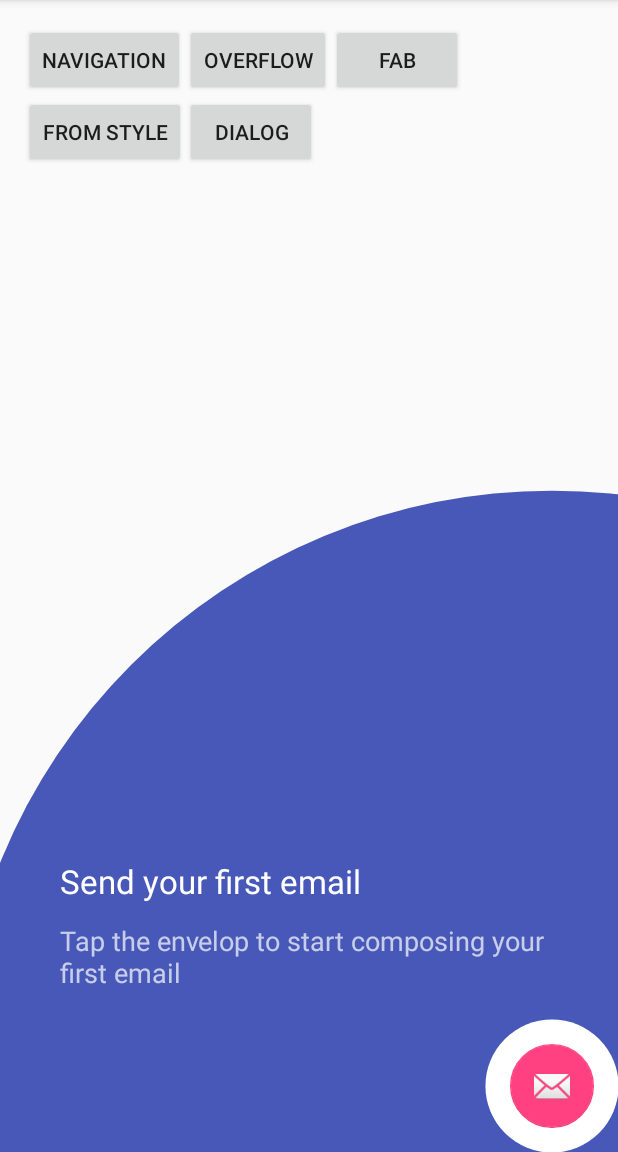
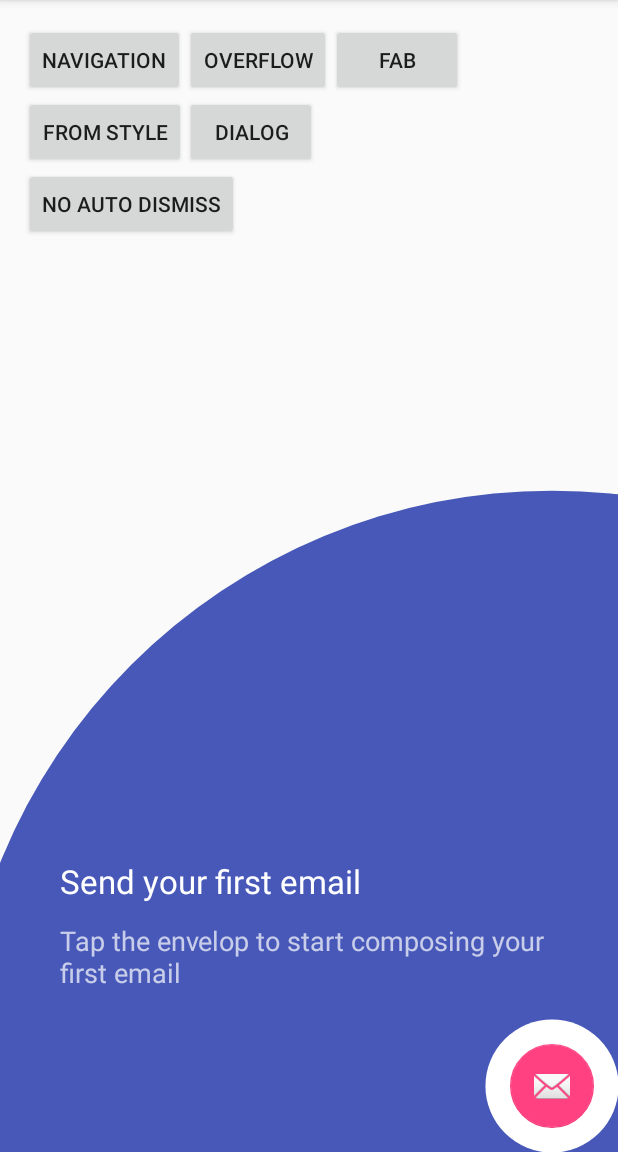
Before and after one commit to sjwall/MaterialTapTargetPrompt, an Android app: the screen it shows after launch (MainActivity), after a tap on "FAB", on a phone screen of 412 x 824 dp, the part 84-1236 px from its top. Run offline under Robolectric (Android 15) with nearby library versions, the light colour scheme and no system bars.

Commit message:
Added options to disable auto dismiss and auto finish prompt

```diff
--- a/library/src/main/java/uk/co/samuelwall/materialtaptargetprompt/MaterialTapTargetPrompt.java
+++ b/library/src/main/java/uk/co/samuelwall/materialtaptargetprompt/MaterialTapTargetPrompt.java
@@ -82,6 +82,7 @@ public class MaterialTapTargetPrompt
     private ViewGroup mClipToView;
     private final float mStatusBarHeight;
     private final ViewTreeObserver.OnGlobalLayoutListener mGlobalLayoutListener;
+    private boolean mAutoDismiss, mAutoFinish;
 
     MaterialTapTargetPrompt(final Activity activity)
     {
@@ -97,11 +98,17 @@ public class MaterialTapTargetPrompt
                         MaterialTapTargetPrompt.this.onHidePrompt(event, tappedTarget);
                         if (tappedTarget)
                         {
-                            finish();
+                            if (mAutoFinish)
+                            {
+                                finish();
+                            }
                         }
                         else
                         {
-                            dismiss();
+                            if (mAutoDismiss)
+                            {
+                                dismiss();
+                            }
                         }
                     }
                 }
@@ -860,6 +867,7 @@ public class MaterialTapTargetPrompt
         private OnHidePromptListener mOnHidePromptListener;
         private boolean mCaptureTouchEventOnFocal;
         private float mTextSeparation;
+        private boolean mAutoDismiss, mAutoFinish;
 
         /**
          * Creates a builder for a tap target prompt that uses the default
@@ -911,6 +919,8 @@ public class MaterialTapTargetPrompt
             mTextPadding = a.getDimension(R.styleable.PromptView_textPadding, 40 * density);
             mFocalToTextPadding = a.getDimension(R.styleable.PromptView_focalToTextPadding, 20 * density);
             mTextSeparation = a.getDimension(R.styleable.PromptView_textSeparation, 16 * density);
+            mAutoDismiss = a.getBoolean(R.styleable.PromptView_autoDismiss, true);
+            mAutoFinish = a.getBoolean(R.styleable.PromptView_autoFinish, true);
             final int targetId = a.getResourceId(R.styleable.PromptView_target, 0);
             a.recycle();
 
@@ -1329,6 +1339,32 @@ public class MaterialTapTargetPrompt
         public Builder setFocalRadius(@DimenRes final int resId)
         {
             mFocalRadius = mActivity.getResources().getDimension(resId);
+            return this;
+        }
+
+        /**
+         * Set whether the prompt should dismiss itself when a touch event occurs outside the focal.
+         * Default is true.
+         *
+         * @param autoDismiss True - prompt will dismiss when touched outside the focal, false - no action taken.
+         * @return This Builder object to allow for chaining of calls to set methods
+         */
+        public Builder setAutoDismiss(final boolean autoDismiss)
+        {
+            mAutoDismiss = autoDismiss;
+            return this;
+        }
+
+        /**
+         * Set whether the prompt should finish itself when a touch event occurs inside the focal.
+         * Default is true.
+         *
+         * @param autoFinish True - prompt will finish when touched inside the focal, false - no action taken.
+         * @return This Builder object to allow for chaining of calls to set methods
+         */
+        public Builder setAutoFinish(final boolean autoFinish)
+        {
+            mAutoFinish = autoFinish;
             return this;
         }
 
@@ -1414,6 +1450,9 @@ public class MaterialTapTargetPrompt
             mPrompt.mPaintSecondaryText.setAlpha(Color.alpha(mSecondaryTextColour));
             mPrompt.mPaintSecondaryText.setAntiAlias(true);
             mPrompt.mPaintSecondaryText.setTextSize(mSecondaryTextSize);
+
+            mPrompt.mAutoDismiss = mAutoDismiss;
+            mPrompt.mAutoFinish = mAutoFinish;
 
             return mPrompt;
         }
--- a/library/src/main/res/values/attrs.xml
+++ b/library/src/main/res/values/attrs.xml
@@ -31,6 +31,8 @@
     <attr name="textPadding" format="dimension"/>
     <attr name="focalToTextPadding" format="dimension"/>
     <attr name="textSeparation" format="dimension"/>
+    <attr name="autoDismiss" format="boolean"/>
+    <attr name="autoFinish" format="boolean"/>
     <declare-styleable name="PromptView">
         <attr name="target"/>
         <attr name="primaryText"/>
@@ -46,5 +48,7 @@
         <attr name="textPadding"/>
         <attr name="focalToTextPadding"/>
         <attr name="textSeparation"/>
+        <attr name="autoDismiss"/>
+        <attr name="autoFinish"/>
     </declare-styleable>
 </resources>
--- a/sample/src/main/res/layout/content_main.xml
+++ b/sample/src/main/res/layout/content_main.xml
@@ -77,4 +77,14 @@
         android:layout_toRightOf="@+id/button_nav"
         android:layout_toEndOf="@+id/button_nav"
         android:onClick="showDialog"/>
+
+    <Button
+        android:layout_width="wrap_content"
+        android:layout_height="wrap_content"
+        android:text="No auto dismiss"
+        android:id="@+id/button_no_auto_dismiss"
+        android:layout_below="@+id/button_style"
+        android:layout_alignParentLeft="true"
+        android:layout_alignParentStart="true"
+        android:onClick="showNoAutoDismiss"/>
 </RelativeLayout>
```
Also changed, not shown: sample/src/main/java/uk/co/samuelwall/materialtaptargetprompt/sample/MainActivity.java (+34 -0 lines).
